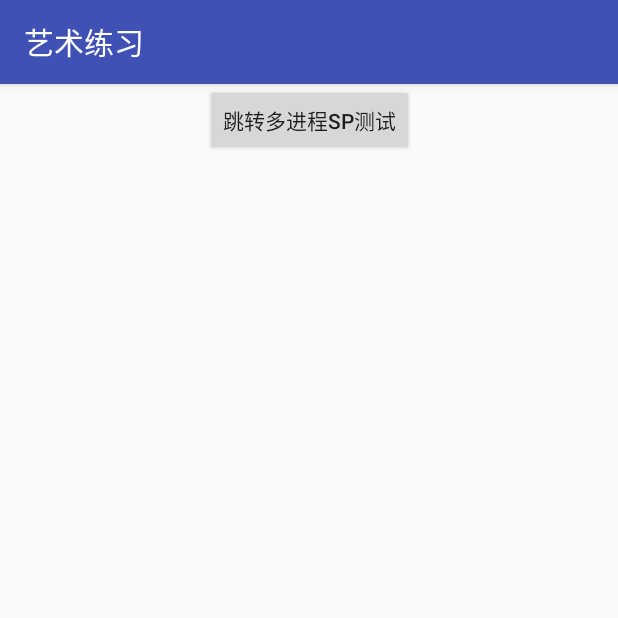
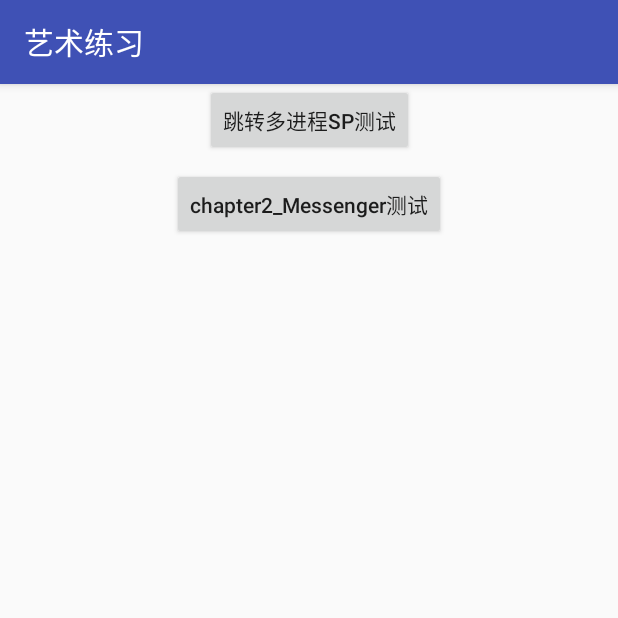
Before and after one commit to ouyangzn/android_dev_art_training, an Android app: the screen it shows after launch (MainActivity), on a phone screen of 412 x 824 dp, the top half of it. Run offline under Robolectric (Android 15) with nearby library versions, the phone set to English and light mode, and no system bars; 1 statement that could not run was skipped.

Commit message:
实现使用messenger跨进程通信

```diff
--- a/app/src/main/java/com/ouyangzn/android_dev_art_training/MainActivity.java
+++ b/app/src/main/java/com/ouyangzn/android_dev_art_training/MainActivity.java
@@ -4,6 +4,7 @@ import android.content.Intent;
 import android.os.Bundle;
 import android.view.View;
 import com.ouyangzn.android_dev_art_training.base.BaseActivity;
+import com.ouyangzn.android_dev_art_training.module.chapter2.messenger.Chapter2MessengerActivity;
 import com.ouyangzn.android_dev_art_training.module.mutil_process_sp.NormalActivity;
 
 public class MainActivity extends BaseActivity {
@@ -23,4 +24,8 @@ public class MainActivity extends BaseActivity {
   public void startProcess(View v) {
     startActivity(new Intent(this, NormalActivity.class));
   }
+
+  public void chapter2_messenger(View v) {
+    startActivity(new Intent(this, Chapter2MessengerActivity.class));
+  }
 }
--- a/app/src/main/res/layout/activity_main.xml
+++ b/app/src/main/res/layout/activity_main.xml
@@ -1,13 +1,19 @@
 <?xml version="1.0" encoding="utf-8"?>
-<android.support.constraint.ConstraintLayout
-    xmlns:android="http://schemas.android.com/apk/res/android"
+<ScrollView xmlns:android="http://schemas.android.com/apk/res/android"
     xmlns:app="http://schemas.android.com/apk/res-auto"
     xmlns:tools="http://schemas.android.com/tools"
     android:layout_width="match_parent"
     android:layout_height="match_parent"
     tools:context="com.ouyangzn.android_dev_art_training.MainActivity"
     >
+  <android.support.constraint.ConstraintLayout
+      xmlns:app="http://schemas.android.com/apk/res-auto"
+      xmlns:tools="http://schemas.android.com/tools"
+      android:layout_width="match_parent"
+      android:layout_height="wrap_content"
+      >
     <Button
+        android:id="@+id/button"
         android:layout_width="wrap_content"
         android:layout_height="wrap_content"
         android:onClick="startProcess"
@@ -16,4 +22,17 @@
         app:layout_constraintRight_toRightOf="parent"
         app:layout_editor_absoluteY="8dp"
         />
+    <Button
+        android:layout_width="wrap_content"
+        android:layout_height="wrap_content"
+        android:layout_marginTop="8dp"
+        android:onClick="chapter2_messenger"
+        android:text="chapter2_Messenger测试"
+        android:textAllCaps="false"
+        app:layout_constraintLeft_toLeftOf="parent"
+        app:layout_constraintRight_toRightOf="parent"
+        app:layout_constraintTop_toBottomOf="@+id/button"
+        app:layout_editor_absoluteY="8dp"
+        />
   </android.support.constraint.ConstraintLayout>
+</ScrollView>
```
Also changed, not shown: app/src/main/AndroidManifest.xml (+7 -0 lines), app/src/main/java/com/ouyangzn/android_dev_art_training/module/chapter2/messenger/Chapter2MessengerActivity.java (added, +111 -0 lines), app/src/main/java/com/ouyangzn/android_dev_art_training/module/chapter2/messenger/Chapter2MessengerService.java (added, +89 -0 lines), app/src/main/res/layout/layout_activity_chapter2_messenger.xml (added, +13 -0 lines). Lines whose indentation alone changed are shown as unchanged.
